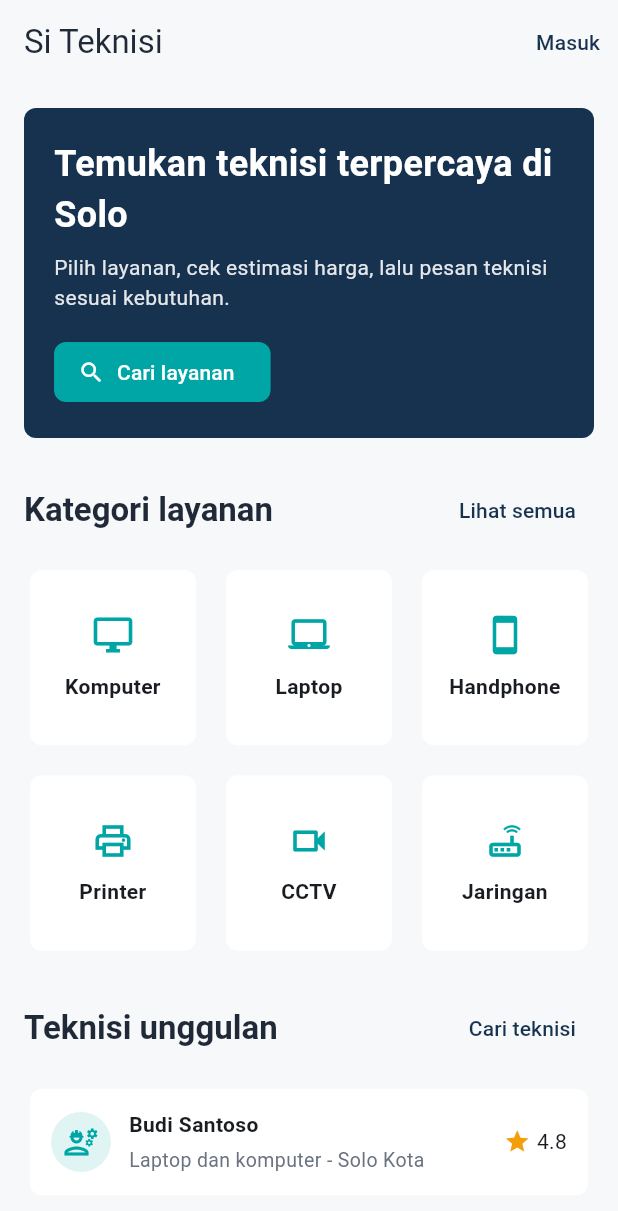
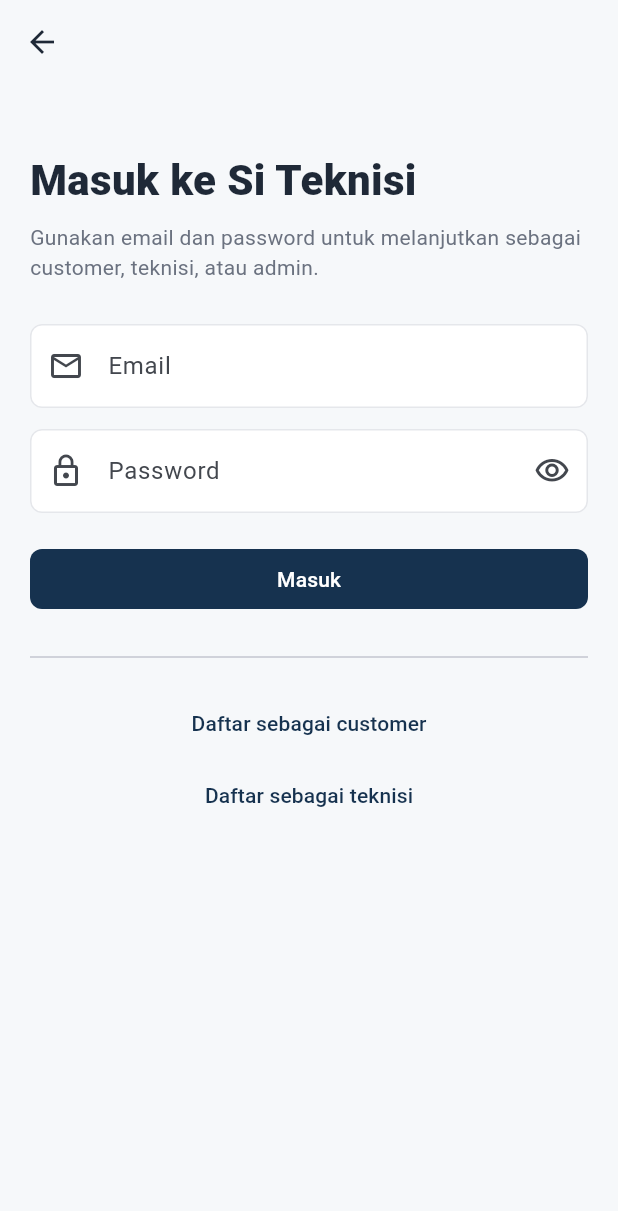
Before and after one commit to sandhypras/teknisiku, a Flutter app: the screen it shows after launch, after a tap on "Masuk", on a phone screen of 412 x 824 dp. Shown: the top 1211 px of the screen. Run offline on Flutter 3.47's test engine with Material 3 defaults, Android fonts, the light colour scheme and no system bars.

Commit message:
Menambahkan halaman login

```diff
--- /dev/null
+++ b/lib/features/auth/login_page.dart
@@ -0,0 +1,148 @@
+import 'package:flutter/material.dart';
+
+import '../../app/theme.dart';
+
+class LoginPage extends StatefulWidget {
+  const LoginPage({super.key});
+
+  @override
+  State<LoginPage> createState() => _LoginPageState();
+}
+
+class _LoginPageState extends State<LoginPage> {
+  final _formKey = GlobalKey<FormState>();
+  final _emailController = TextEditingController();
+  final _passwordController = TextEditingController();
+
+  bool _obscurePassword = true;
+
+  @override
+  void dispose() {
+    _emailController.dispose();
+    _passwordController.dispose();
+    super.dispose();
+  }
+
+  void _submit() {
+    if (!_formKey.currentState!.validate()) {
+      return;
+    }
+
+    ScaffoldMessenger.of(context).showSnackBar(
+      const SnackBar(
+        content: Text('Integrasi login Supabase akan ditambahkan berikutnya.'),
+      ),
+    );
+  }
+
+  @override
+  Widget build(BuildContext context) {
+    return Scaffold(
+      appBar: AppBar(),
+      body: SafeArea(
+        child: ListView(
+          padding: const EdgeInsets.all(20),
+          children: [
+            const SizedBox(height: 24),
+            const Text(
+              'Masuk ke Si Teknisi',
+              style: TextStyle(
+                color: AppColors.textPrimary,
+                fontSize: 28,
+                fontWeight: FontWeight.w800,
+              ),
+            ),
+            const SizedBox(height: 8),
+            const Text(
+              'Gunakan email dan password untuk melanjutkan sebagai customer, teknisi, atau admin.',
+              style: TextStyle(color: AppColors.textSecondary, height: 1.4),
+            ),
+            const SizedBox(height: 28),
+            Form(
+              key: _formKey,
+              child: Column(
+                children: [
+                  TextFormField(
+                    controller: _emailController,
+                    keyboardType: TextInputType.emailAddress,
+                    textInputAction: TextInputAction.next,
+                    decoration: const InputDecoration(
+                      labelText: 'Email',
+                      prefixIcon: Icon(Icons.email_outlined),
+                    ),
+                    validator: (value) {
+                      final email = value?.trim() ?? '';
+
+                      if (email.isEmpty) {
+                        return 'Email wajib diisi';
+                      }
+
+                      if (!email.contains('@')) {
+                        return 'Format email belum sesuai';
+                      }
+
+                      return null;
+                    },
+                  ),
+                  const SizedBox(height: 14),
+                  TextFormField(
+                    controller: _passwordController,
+                    obscureText: _obscurePassword,
+                    textInputAction: TextInputAction.done,
+                    decoration: InputDecoration(
+                      labelText: 'Password',
+                      prefixIcon: const Icon(Icons.lock_outline),
+                      suffixIcon: IconButton(
+                        onPressed: () {
+                          setState(() {
+                            _obscurePassword = !_obscurePassword;
+                          });
+                        },
+                        icon: Icon(
+                          _obscurePassword
+                              ? Icons.visibility_outlined
+                              : Icons.visibility_off_outlined,
+                        ),
+                      ),
+                    ),
+                    validator: (value) {
+                      if ((value ?? '').isEmpty) {
+                        return 'Password wajib diisi';
+                      }
+
+                      if (value!.length < 6) {
+                        return 'Password minimal 6 karakter';
+                      }
+
+                      return null;
+                    },
+                    onFieldSubmitted: (_) => _submit(),
+                  ),
+                  const SizedBox(height: 20),
+                  SizedBox(
+                    width: double.infinity,
+                    child: FilledButton(
+                      onPressed: _submit,
+                      child: const Text('Masuk'),
+                    ),
+                  ),
+                ],
+              ),
+            ),
+            const SizedBox(height: 20),
+            const Divider(),
+            const SizedBox(height: 12),
+            TextButton(
+              onPressed: () {},
+              child: const Text('Daftar sebagai customer'),
+            ),
+            TextButton(
+              onPressed: () {},
+              child: const Text('Daftar sebagai teknisi'),
+            ),
+          ],
+        ),
+      ),
+    );
+  }
+}
--- a/lib/features/guest/home_page.dart
+++ b/lib/features/guest/home_page.dart
@@ -1,6 +1,7 @@
 import 'package:flutter/material.dart';
 
 import '../../app/theme.dart';
+import '../auth/login_page.dart';
 
 class GuestHomePage extends StatelessWidget {
   const GuestHomePage({super.key});
@@ -25,7 +26,16 @@ class GuestHomePage extends StatelessWidget {
     return Scaffold(
       appBar: AppBar(
         title: const Text('Si Teknisi'),
-        actions: [TextButton(onPressed: () {}, child: const Text('Masuk'))],
+        actions: [
+          TextButton(
+            onPressed: () {
+              Navigator.of(
+                context,
+              ).push(MaterialPageRoute(builder: (_) => const LoginPage()));
+            },
+            child: const Text('Masuk'),
+          ),
+        ],
       ),
       body: SafeArea(
         child: ListView(
```
